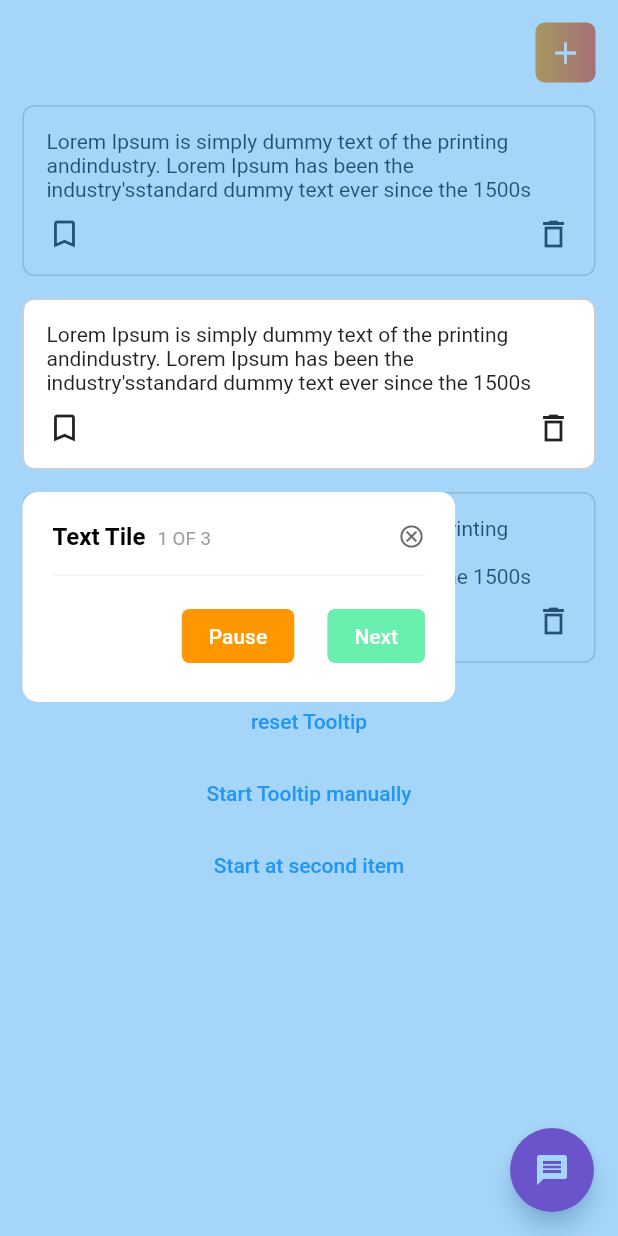
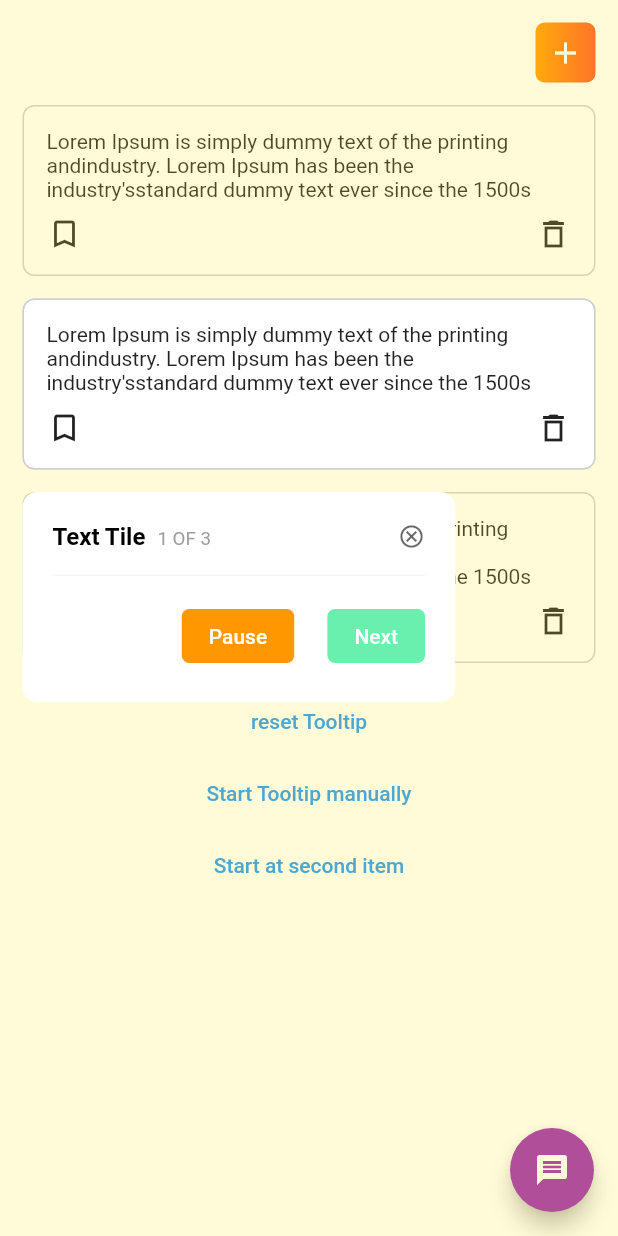
Before and after one commit to Deuque/overlay_tooltip, a Flutter app: the screen it shows after launch, on a phone screen of 412 x 824 dp. Run offline on Flutter 3.47's test engine with Material 2 defaults, Android fonts, the phone set to English and light mode, and no system bars.

Commit message:
update project example

```diff
--- a/example/lib/main.dart
+++ b/example/lib/main.dart
@@ -68,7 +68,7 @@ class _MySamplePageState extends State<MySamplePage> {
         child: Container(
           height: double.infinity,
           width: double.infinity,
-          color: Colors.blue.withOpacity(.4),
+          color: Colors.yellow.withOpacity(.2),
         ),
       ),
       builder: (context) => Scaffold(
```
